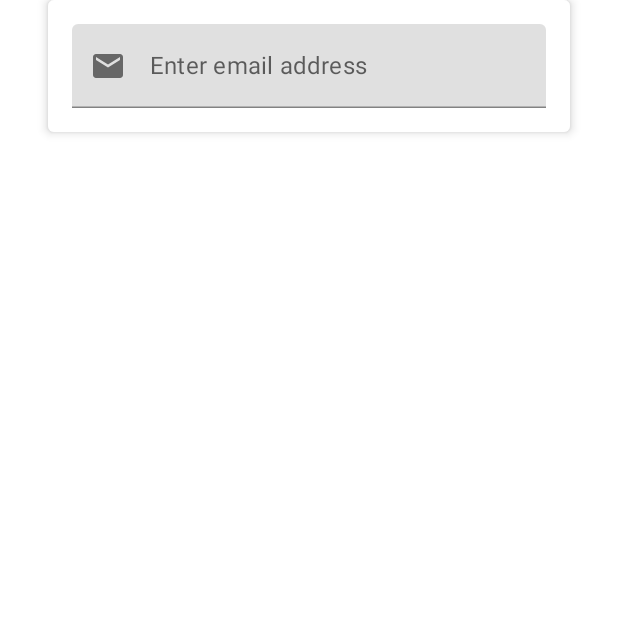
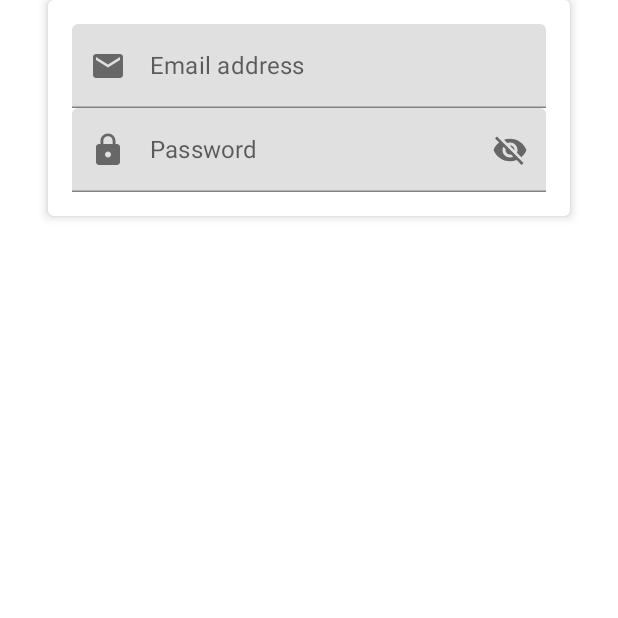
Before and after one commit to manoflogan/ComposeAuthentication, an Android app built with Jetpack Compose: the composable AuthenticationForm shown on its own in the app's theme, on a phone screen of 412 x 824 dp, the top half of it. Run offline under Robolectric (Android 15) with nearby library versions, the phone set to English and light mode, and no system bars.

Commit message:
[Step 19] Adding Password composable.

```diff
--- a/app/build.gradle
+++ b/app/build.gradle
@@ -56,6 +56,7 @@ dependencies {
     implementation 'androidx.compose.material:material:1.3.1'
     // provide functionality for accessing viewmodels within composable functions
     implementation "androidx.lifecycle:lifecycle-viewmodel-compose:2.6.0"
+    implementation "androidx.compose.material:material-icons-extended:1.3.1"
     // UI components from the Compose APIs
     implementation "androidx.compose.ui:ui:1.3.3"
     testImplementation 'junit:junit:4.13.2'
--- a/app/src/main/java/com/manoflogan/compose/authentication/composables/Authentication.kt
+++ b/app/src/main/java/com/manoflogan/compose/authentication/composables/Authentication.kt
@@ -1,6 +1,7 @@
 package com.manoflogan.compose.authentication.composables
 
 import androidx.compose.animation.AnimatedVisibility
+import androidx.compose.foundation.clickable
 import androidx.compose.foundation.layout.Box
 import androidx.compose.foundation.layout.Column
 import androidx.compose.foundation.layout.Spacer
@@ -14,12 +15,21 @@ import androidx.compose.material.Text
 import androidx.compose.material.TextField
 import androidx.compose.material.icons.Icons
 import androidx.compose.material.icons.filled.Email
+import androidx.compose.material.icons.filled.Lock
+import androidx.compose.material.icons.filled.Visibility
+import androidx.compose.material.icons.filled.VisibilityOff
 import androidx.compose.runtime.Composable
 import androidx.compose.runtime.collectAsState
+import androidx.compose.runtime.getValue
+import androidx.compose.runtime.mutableStateOf
+import androidx.compose.runtime.saveable.rememberSaveable
+import androidx.compose.runtime.setValue
 import androidx.compose.ui.Alignment
 import androidx.compose.ui.Modifier
 import androidx.compose.ui.res.stringResource
 import androidx.compose.ui.text.font.FontWeight
+import androidx.compose.ui.text.input.PasswordVisualTransformation
+import androidx.compose.ui.text.input.VisualTransformation
 import androidx.compose.ui.unit.dp
 import androidx.compose.ui.unit.sp
 import androidx.lifecycle.viewmodel.compose.viewModel
@@ -63,6 +73,9 @@ fun AuthenticationForm(modifier: Modifier = Modifier, authenticationState: Authe
             EmailInput(modifier = Modifier.fillMaxWidth(), authenticationState.email ?: "") {
                 handleEvent(AuthenticationEvent.EmailChangedEvent(it))
             }
+            PasswordInput(modifier = Modifier.fillMaxWidth(), password = authenticationState.password ?: "") {
+                handleEvent(AuthenticationEvent.PasswordChangedEvent(it))
+            }
         }
     }
 
@@ -72,7 +85,7 @@ fun AuthenticationForm(modifier: Modifier = Modifier, authenticationState: Authe
 fun EmailInput(modifier: Modifier, email: String, onEmailChanged: (String) -> Unit) {
     TextField(
         modifier = modifier,
-        value = email ?: "",
+        value = email,
         onValueChange = {
             onEmailChanged(it)
         },
@@ -85,7 +98,54 @@ fun EmailInput(modifier: Modifier, email: String, onEmailChanged: (String) -> Un
             Icon(imageVector = Icons.Default.Email, contentDescription = null)
         },
         singleLine = true,
+    )
+}
 
+@Composable
+fun PasswordInput(modifier: Modifier, password: String, onPasswordChanged: (String) -> Unit) {
+    var isPasswordHidden by rememberSaveable { mutableStateOf(false) }
+    TextField(
+        modifier = modifier,
+        value = password,
+        onValueChange = {
+            onPasswordChanged(it)
+        },
+        label = {
+            Text(text = stringResource(
+                id = R.string.label_password)
+            )
+        },
+        leadingIcon = {
+            Icon(imageVector = Icons.Default.Lock, contentDescription = null)
+        },
+        trailingIcon = {
+            Icon(
+                modifier = Modifier.clickable(
+                    onClickLabel =
+                        stringResource(id =
+                            if (isPasswordHidden) {
+                                R.string.cd_show_password
+                            } else {
+                                R.string.cd_hide_password
+                            }
+                        )
+                ) {
+                  isPasswordHidden = !isPasswordHidden
+                },
+                imageVector = if (isPasswordHidden) {
+                    Icons.Default.Visibility
+                } else {
+                    Icons.Default.VisibilityOff
+                },
+                contentDescription = null
+            )
+        },
+        singleLine = true,
+        visualTransformation = if (isPasswordHidden) {
+            PasswordVisualTransformation()
+        } else {
+            VisualTransformation.None
+        }
     )
 }
 
--- a/app/src/main/res/values/strings.xml
+++ b/app/src/main/res/values/strings.xml
@@ -28,5 +28,8 @@
     <string name="password_requirement_digit">At least 1 digit</string>
     <string name="label_sign_in_to_account">Sign In to your account</string>
     <string name="label_sign_up_for_account">Sign Up for an account</string>
-    <string name="label_email">Enter email address</string>
+    <string name="label_email">Email address</string>
+    <string name="label_password">Password</string>
+    <string name="cd_show_password">Show Password</string>
+    <string name="cd_hide_password">Hide Password</string>
 </resources>
```
